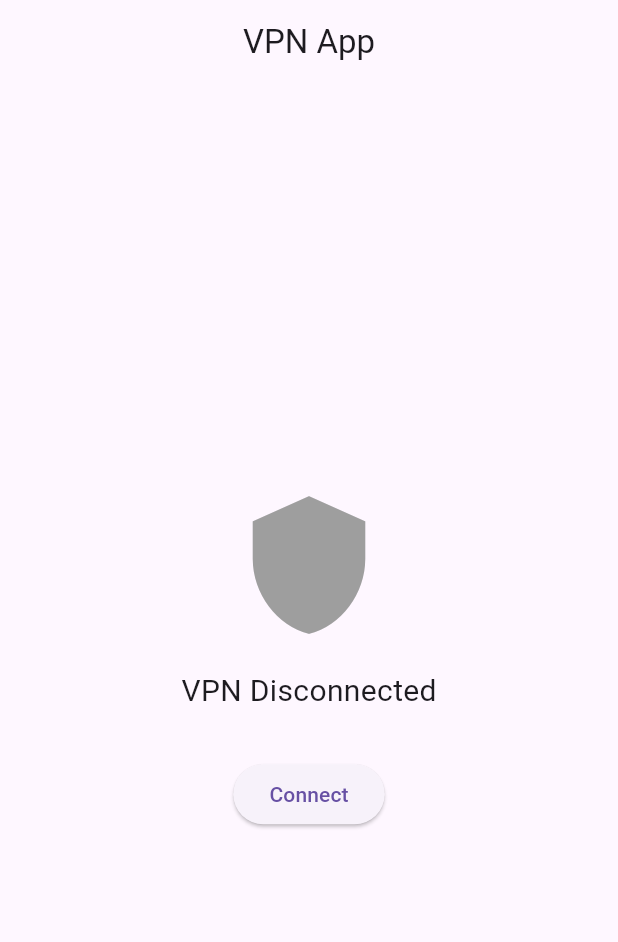
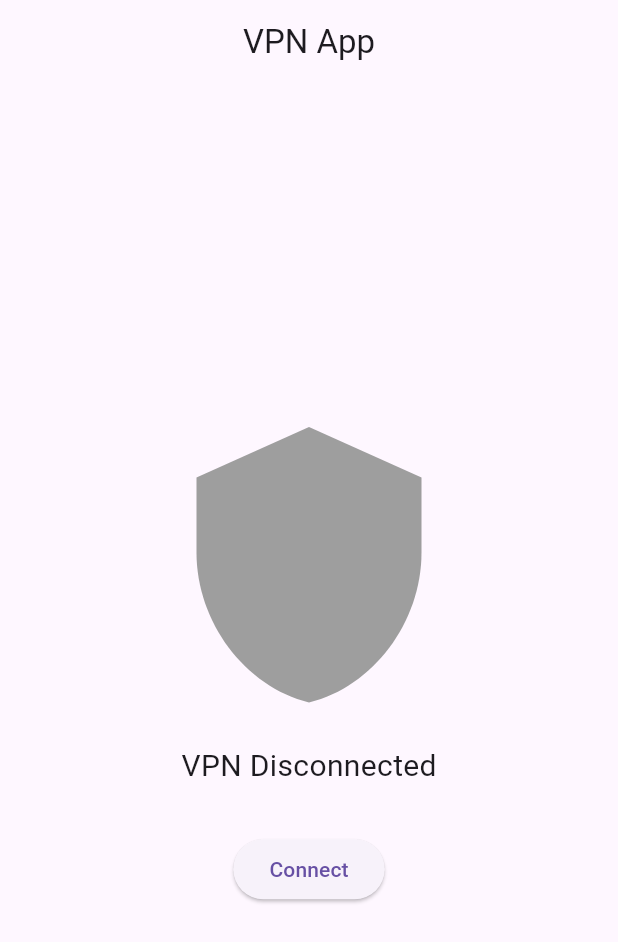
Before and after one commit to sahilayaz202/vpn, a Flutter app: the screen it shows after launch, on a phone screen of 412 x 824 dp. Shown: the top 942 px of the screen. Run offline on Flutter 3.47's test engine with Material 3 defaults, Android fonts, the phone set to English and light mode, and no system bars.

Commit message:
vpn_screen

```diff
--- a/lib/vpn_screen.dart
+++ b/lib/vpn_screen.dart
@@ -29,7 +29,7 @@ class _VPNScreenState extends State<VPNScreen> {
           children: [
             Icon(
               Icons.shield,
-              size: 100,
+              size: 200,
               color: isConnected ? Colors.green : Colors.grey,
             ),
             const SizedBox(height: 20),
```
